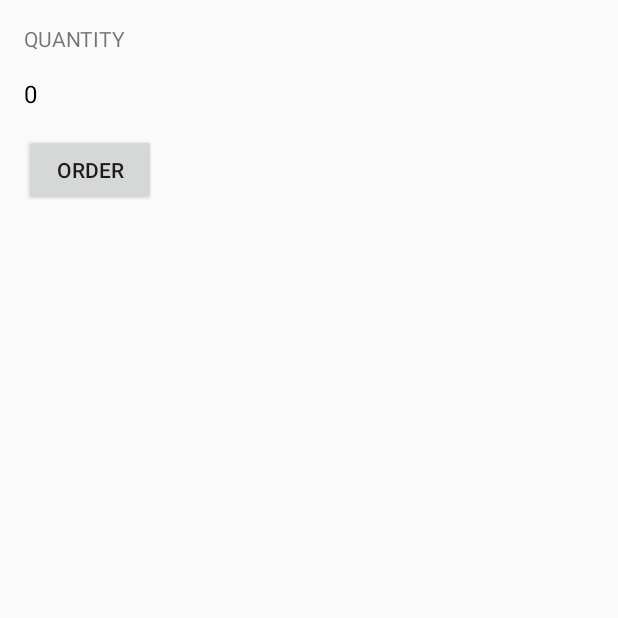
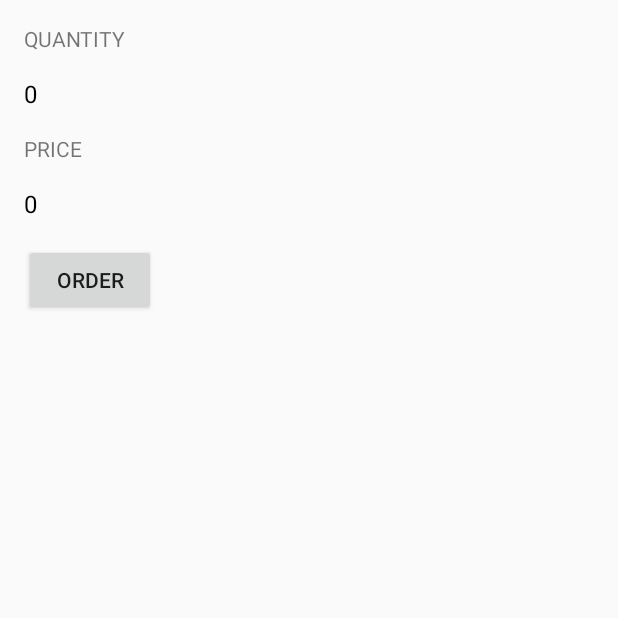
Before and after one commit to sivart73/JustJava, an Android app: the screen it shows after launch (MainActivity), on a phone screen of 412 x 824 dp, the top half of it. Run offline under Robolectric (Android 15) with nearby library versions, the phone set to English and light mode, and no system bars.

```diff
--- a/app/src/main/res/layout/activity_main.xml
+++ b/app/src/main/res/layout/activity_main.xml
@@ -24,8 +24,24 @@
         android:textSize="16sp"
         android:textColor="#000000"
         android:text="0"/>
+
+    <TextView
+        android:layout_width="wrap_content"
+        android:layout_height="wrap_content"
+        android:textAllCaps="true"
+        android:paddingBottom="16dp"
+        android:text="Price" />
+    <TextView
+        android:id="@+id/price_text_view"
+        android:layout_width="wrap_content"
+        android:layout_height="wrap_content"
+        android:paddingBottom="16dp"
+        android:textSize="16sp"
+        android:textColor="#000000"
+        android:text="0"/>
     <Button
         android:layout_width="wrap_content"
         android:layout_height="wrap_content"
-        android:text="Order"/>
+        android:text="Order"
+        android:onClick="submitOrder"/>
 </LinearLayout>
```
Also changed, not shown: app/src/main/java/com/example/android/justjava/MainActivity.java (+28 -36 lines).
